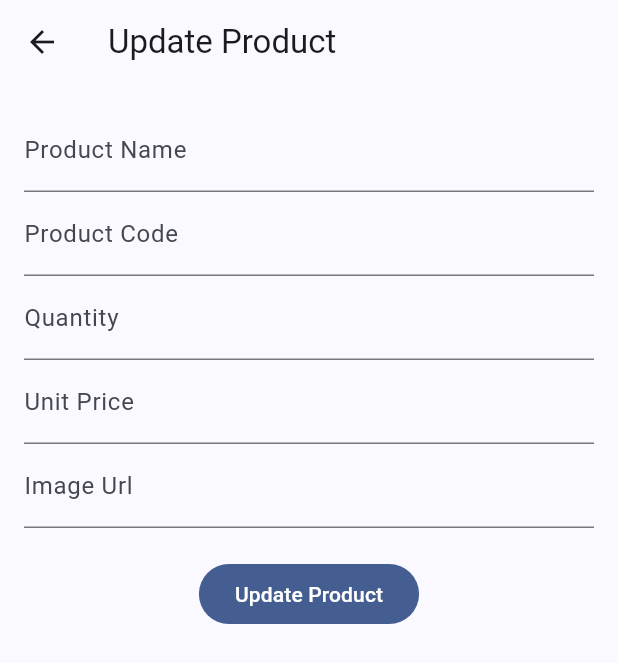
After one commit to MIR-RIAZUL/cruid_api_for_task_management, a Flutter app: the UpdateProductScreen screen opened directly, on a phone screen of 412 x 824 dp. The commit adds this screen. Shown: the top 663 px of the screen. Run offline on Flutter 3.47's test engine with Material 3 defaults, Android fonts, the phone set to English and light mode, and no system bars.

Commit message:
Add product management screens and functionality
- Implemented AddNewProductScreen with form fields for product details.
- Created HomeScreen to display a list of products and navigate to AddNewProductScreen.
- Added product_item widget for displaying individual product details.
- Introduced UpdateProductScreen for editing product information.
- Ensured proper disposal of controllers in each screen.

```diff
--- a/lib/main.dart
+++ b/lib/main.dart
@@ -1,6 +1,5 @@
+import 'package:cruid_api_for_task_management/screens/home_screen.dart';
 import 'package:flutter/material.dart';
-
-import 'home_screen.dart';
 
 void main() {
   runApp(CrudApp());
--- a/lib/home_screen.dart
+++ b/lib/screens/home_screen.dart
@@ -1,5 +1,7 @@
+import 'package:cruid_api_for_task_management/screens/update_product_screen.dart';
 import 'package:flutter/material.dart';
 
+import '../widgets/product_item.dart';
 import 'Add_new_product_screen.dart';
 
 class HomeSCreen extends StatefulWidget {
@@ -17,21 +19,7 @@ class _HomeSCreenState extends State<HomeSCreen> {
       body: ListView.separated(
         itemCount: 10,
         itemBuilder: (context, index) {
-          return ListTile(
-            leading: CircleAvatar(),
-            title: Text('Product name'),
-            subtitle: Column(
-              crossAxisAlignment: CrossAxisAlignment.start,
-              children: [
-                Text('Code: 123456'),
-
-                Row(
-                  spacing: 15,
-                  children: [Text("Quantity: 5"), Text(" unit Price: 500")],
-                ),
-              ],
-            ),
-          );
+          return product_item();
         },
         separatorBuilder: (context, index) {
           return Divider(indent: 70);
--- /dev/null
+++ b/lib/screens/update_product_screen.dart
@@ -0,0 +1,89 @@
+import 'package:flutter/material.dart';
+
+class UpdateProductScreen extends StatefulWidget {
+  const UpdateProductScreen({super.key});
+
+  @override
+  State<UpdateProductScreen> createState() => _UpdateProductScreenState();
+}
+
+class _UpdateProductScreenState extends State<UpdateProductScreen> {
+  final GlobalKey<FormState> _formKey = GlobalKey<FormState>();
+  final TextEditingController _nameController = TextEditingController();
+  final TextEditingController _codeController = TextEditingController();
+  final TextEditingController _quantityController = TextEditingController();
+  final TextEditingController _unitPriceController = TextEditingController();
+  final TextEditingController _imageUrlController = TextEditingController();
+
+  @override
+  Widget build(BuildContext context) {
+    return Scaffold(
+      appBar: AppBar(title: Text('Update Product')),
+      body: SingleChildScrollView(
+        child: Form(
+          key: _formKey,
+          child: Padding(
+            padding: const EdgeInsets.all(16.0),
+            child: Column(
+              children: [
+                TextField(
+                  controller: _nameController,
+                  textInputAction: TextInputAction.next,
+                  decoration: InputDecoration(
+                    hintText: 'Enter Product Name',
+                    labelText: 'Product Name',
+                  ),
+                ),
+                TextField(
+                  controller: _codeController,
+                  textInputAction: TextInputAction.next,
+                  decoration: InputDecoration(
+                    hintText: 'Enter Product Code',
+                    labelText: 'Product Code',
+                  ),
+                ),
+                TextField(
+                  keyboardType: TextInputType.number,
+                  controller: _quantityController,
+                  textInputAction: TextInputAction.next,
+                  decoration: InputDecoration(
+                    hintText: 'Enter Quantity',
+                    labelText: 'Quantity',
+                  ),
+                ),
+                TextField(
+                  keyboardType: TextInputType.number,
+                  controller: _unitPriceController,
+                  textInputAction: TextInputAction.done,
+                  decoration: InputDecoration(
+                    hintText: 'Enter Unit Price',
+                    labelText: 'Unit Price',
+                  ),
+                ),
+                TextField(
+                  controller: _imageUrlController,
+                  decoration: InputDecoration(
+                    hintText: 'image Url',
+                    labelText: 'Image Url',
+                  ),
+                ),
+                SizedBox(height: 20),
+                FilledButton(onPressed: () {}, child: Text('Update Product')),
+              ],
+            ),
+          ),
+        ),
+      ),
+    );
+  }
+
+  @override
+  void dispose() {
+    _nameController.dispose();
+    _codeController.dispose();
+    _quantityController.dispose();
+    _unitPriceController.dispose();
+    _imageUrlController.dispose();
+    super.dispose();
+  }
+}
--- /dev/null
+++ b/lib/widgets/product_item.dart
@@ -0,0 +1,45 @@
+import 'package:cruid_api_for_task_management/screens/update_product_screen.dart';
+import 'package:flutter/material.dart';
+
+class product_item extends StatelessWidget {
+  const product_item({super.key});
+
+  @override
+  Widget build(BuildContext context) {
+    return ListTile(
+      leading: CircleAvatar(),
+      title: Text('Product name'),
+      subtitle: Column(
+        crossAxisAlignment: CrossAxisAlignment.start,
+        children: [
+          Text('Code: 123456'),
+
+          Row(
+            spacing: 15,
+            children: [Text("Quantity: 5"), Text(" unit Price: 500")],
+          ),
+        ],
+      ),
+      trailing: PopupMenuButton<ProductOption>(
+        itemBuilder: (context) {
+          return [
+            PopupMenuItem(value: ProductOption.update, child: Text('Update')),
+            PopupMenuItem(value: ProductOption.delete, child: Text('Delete')),
+          ];
+        },
+        onSelected: (ProductOption SelectedOption) {
+          if (SelectedOption == ProductOption.delete) {
+            print("delete");
+          } else if (SelectedOption == ProductOption.update) {
+            Navigator.push(
+              context,
+              MaterialPageRoute(builder: (context) => UpdateProductScreen()),
+            );
+          }
+        },
+      ),
+    );
+  }
+}
+
+enum ProductOption { update, delete }
```
Also changed, not shown: lib/screens/Add_new_product_screen.dart (renamed from lib/Add_new_product_screen.dart, +24 -1 lines).
